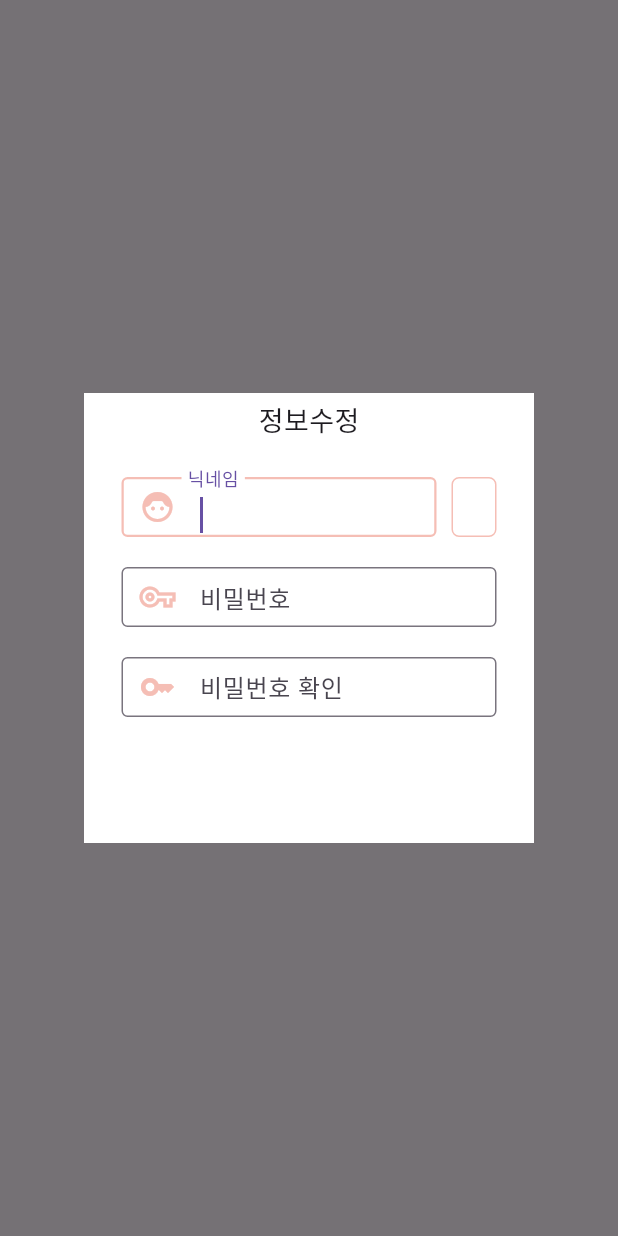
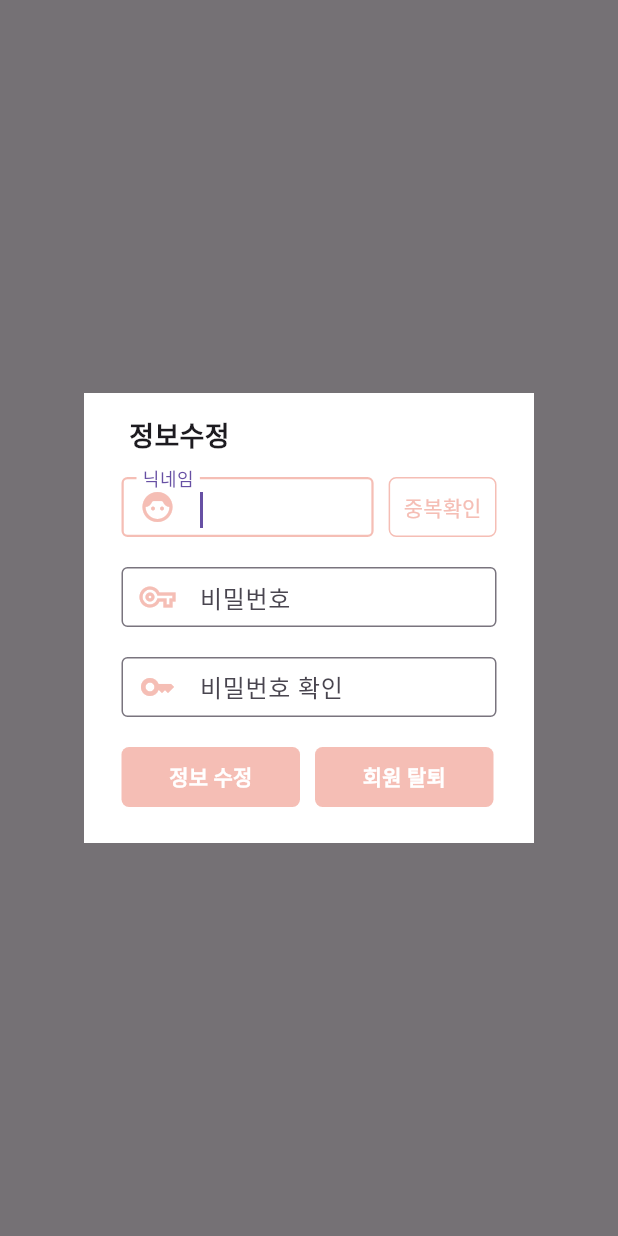
Before and after one commit to keystore2077/SSAFY_kkalong, a Flutter app: the InfoModal screen opened directly, after a tap on "정보수정", on a phone screen of 412 x 824 dp. Run offline on Flutter 3.47's test engine with Material 3 defaults, Android fonts, the phone set to English and light mode, and no system bars; our stand-ins replace camera, dropdown_button2, image_picker.

```diff
--- a/frontend/lib/user/infomodal.dart
+++ b/frontend/lib/user/infomodal.dart
@@ -63,17 +63,22 @@ class DialogUI extends StatelessWidget {
         child: Column(
           children: [
             Padding(
-              padding: EdgeInsets.fromLTRB(0, 5, 0, 5),
-              child: Text(
+              padding: EdgeInsets.fromLTRB(30, 15, 0, 0),
+              child: Row(
+                mainAxisAlignment: MainAxisAlignment.start, // 이 부분이 중요합니다
+                children: [
+                  Text(
                     '정보수정',
                     style: TextStyle(
                       fontSize: 18,
-                  fontWeight: FontWeight.w300,
+                      fontWeight: FontWeight.w800,
                     ),
+                  ),
+                ],
               ),
             ),
             const SizedBox(
-              height: 20,
+              height: 15,
             ),
             SizedBox(
               height: 40,
@@ -86,8 +91,8 @@ class DialogUI extends StatelessWidget {
                       autofocus: true,
                       decoration: const InputDecoration(
                         contentPadding: EdgeInsets.symmetric(
-                          vertical: 16.0,
-                          horizontal: 40.0,
+                          vertical: 10.0,
+                          horizontal: 10.0,
                         ),
                         focusedBorder: OutlineInputBorder(
                           borderSide: BorderSide(
@@ -114,7 +119,6 @@ class DialogUI extends StatelessWidget {
                   ),
                   SizedBox(
                     height: 40,
-                    width: 30,
                     child: OutlinedButton(
                       onPressed: () {
                         // 중복 확인 작업을 수행하는 코드 추가
@@ -129,13 +133,17 @@ class DialogUI extends StatelessWidget {
                           Color(0xFFF5BEB5), // 외곽선 색상 설정
                           width: 1, // 외곽선 두께 설정
                         ),
+                        padding: EdgeInsets.all(10), // 모든 방향으로 10px의 패딩 적용
                       ),
+                      child: FittedBox(
+                        fit: BoxFit.scaleDown, // 텍스트가 버튼에 맞게 축소됨
                         child: Text(
-                          '중복 확인',
+                          '중복확인',
                           textAlign: TextAlign.center,
                           style: TextStyle(
                             color:
-                            Color(0xFFF5BEB5), // 글자 색상 설정
+                            Color(0xFFF5BEB5),// 글자 색상 설정
+                          ),
                         ),
                       ),
                     ),
@@ -191,6 +199,88 @@ class DialogUI extends StatelessWidget {
                 obscureText: true, // 비밀번호 안보이도록 하는 것
               ),
             ),
+            const SizedBox(
+              height: 20,
+            ),
+            SizedBox(
+              height: 40,
+              width: 250,
+              child: Row(
+                children: [
+                  ButtonTheme(
+                      child: TextButton(
+                          onPressed: () {},
+                          style:
+                          // const ButtonStyle(
+                          //     backgroundColor:
+                          //         MaterialStatePropertyAll(
+                          //             Color(0xFFF5BEB5))),
+                          OutlinedButton.styleFrom(
+                            shape: RoundedRectangleBorder(
+                              borderRadius:
+                              BorderRadius.circular(
+                                  5.0), // 원하는 각진 정도로 설정
+                            ),
+                            backgroundColor:
+                            const Color(0xFFF5BEB5),
+                          ),
+                          child: const SizedBox(
+                            height: 40,
+                            width: 95,
+                            child: Row(
+                              mainAxisAlignment:
+                              MainAxisAlignment.center,
+                              children: [
+                                Text(
+                                  '정보 수정',
+                                  style: TextStyle(
+                                    color: Colors.white,
+                                    fontWeight: FontWeight.w700,
+                                  ),
+                                ),
+                              ],
+                            ),
+                          ))),
+                  SizedBox(
+                    width: 10,
+                  ),
+                  ButtonTheme(
+                      child: TextButton(
+                          onPressed: () {},
+                          style:
+                          // const ButtonStyle(
+                          //     backgroundColor:
+                          //         MaterialStatePropertyAll(
+                          //             Color(0xFFF5BEB5))),
+                          OutlinedButton.styleFrom(
+                            shape: RoundedRectangleBorder(
+                              borderRadius:
+                              BorderRadius.circular(
+                                  5.0), // 원하는 각진 정도로 설정
+                            ),
+                            backgroundColor:
+                            const Color(0xFFF5BEB5),
+                          ),
+                          child: const SizedBox(
+                            height: 40,
+                            width: 95,
+                            child: Row(
+                              mainAxisAlignment:
+                              MainAxisAlignment.center,
+                              children: [
+                                Text(
+                                  '회원 탈퇴',
+                                  style: TextStyle(
+                                    color: Colors.white,
+                                    fontWeight: FontWeight.w700,
+                                  ),
+                                ),
+                              ],
+                            ),
+                          ))),
+                ],
+              ),
+            ),
           ],
         ),
       ),
```
Also changed, not shown: frontend/lib/closet/tagsselect.dart (added, +153 -0 lines). Lines whose indentation alone changed are shown as unchanged.
